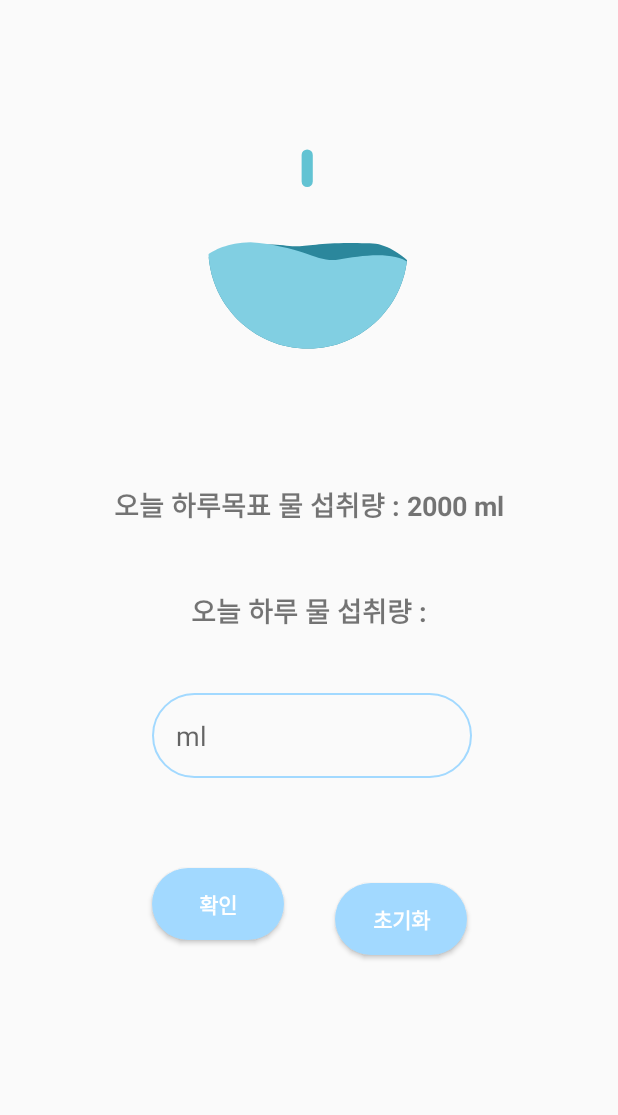
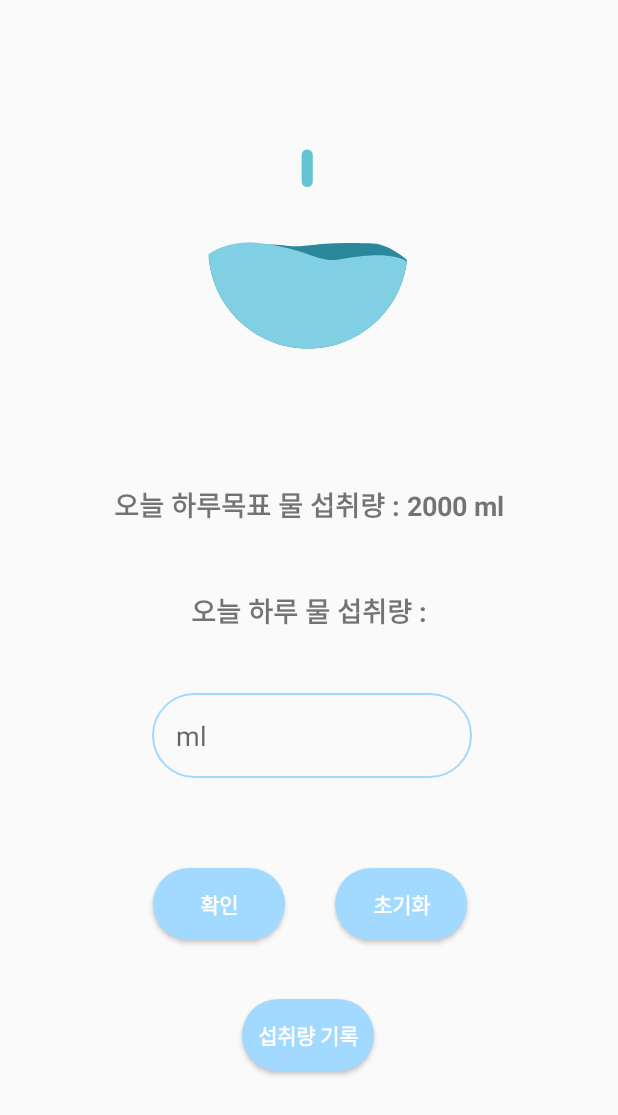
Before and after one commit to Agatho22/health, an Android app: the WaterActivity screen opened directly, with no data from a screen before it, on a phone screen of 412 x 824 dp. Shown: the top 1115 px of the screen. Run offline under Robolectric (Android 15) with nearby library versions, the phone set to English and light mode, and no system bars.

```diff
--- a/app/build.gradle
+++ b/app/build.gradle
@@ -26,6 +26,9 @@ android {
         sourceCompatibility JavaVersion.VERSION_1_8
         targetCompatibility JavaVersion.VERSION_1_8
     }
+    repositories {
+        maven { url 'https://jitpack.io' }
+    }
 }
 
 dependencies {
@@ -39,4 +42,5 @@ dependencies {
     testImplementation 'junit:junit:4.+'
     androidTestImplementation 'androidx.test.ext:junit:1.1.2'
     androidTestImplementation 'androidx.test.espresso:espresso-core:3.3.0'
+    implementation 'com.github.PhilJay:MPAndroidChart:v3.1.0'
 }
--- a/app/src/main/java/com/aman/health/WaterActivity.java
+++ b/app/src/main/java/com/aman/health/WaterActivity.java
@@ -2,6 +2,7 @@ package com.aman.health;
 
 import androidx.appcompat.app.AppCompatActivity;
 
+import android.content.Intent;
 import android.os.Bundle;
 import android.view.View;
 import android.widget.Button;
@@ -12,7 +13,7 @@ public class WaterActivity extends AppCompatActivity {
     private int water,i_water;
     private String s_water;
     private EditText et_water;
-    private Button btn_select, btn_clear;
+    private Button btn_select, btn_clear ,btn_wa_memo;
     private TextView wa_info;
     private TextView wa_info22;
 
@@ -24,7 +25,7 @@ public class WaterActivity extends AppCompatActivity {
         btn_select = findViewById(R.id.btn_select);
         btn_clear = findViewById(R.id.btn_clear);
         et_water =(EditText)findViewById(R.id.et_water);
-
+        btn_wa_memo = findViewById(R.id.btn_wa_memo);
         btn_select.setOnClickListener(new View.OnClickListener() {
             public void onClick(View view) {
                 int i_water = Integer.parseInt(et_water.getText().toString());
@@ -55,5 +56,12 @@ public class WaterActivity extends AppCompatActivity {
                 water = i_water;
             }
         });
+        btn_wa_memo.setOnClickListener(new View.OnClickListener() { //water 버튼 클릭시 water 액티비티로 이동
+            @Override
+            public void onClick(View view) {
+                Intent intent = new Intent(com.aman.health.WaterActivity.this, wa_memoActivity.class);
+                startActivity(intent);
+            }
+        });
     }
 }
--- a/app/src/main/res/layout/activity_water.xml
+++ b/app/src/main/res/layout/activity_water.xml
@@ -5,6 +5,20 @@
     android:layout_width="match_parent"
     android:layout_height="match_parent"
     tools:context=".WaterActivity">
+
+    <Button
+        android:id="@+id/btn_wa_memo"
+        style="@style/LoginButton"
+        android:layout_width="wrap_content"
+        android:layout_height="wrap_content"
+        android:background="@drawable/round_bg"
+        android:text="섭취량 기록"
+        app:layout_constraintBottom_toBottomOf="parent"
+        app:layout_constraintEnd_toEndOf="@+id/btn_clear"
+        app:layout_constraintHorizontal_bias="0.491"
+        app:layout_constraintStart_toStartOf="@+id/btn_select"
+        app:layout_constraintTop_toBottomOf="@+id/lottieAnimationView"
+        app:layout_constraintVertical_bias="0.783" />
 
     <TextView
         android:id="@+id/wa_info2"
@@ -62,8 +76,8 @@
         android:background="@drawable/round_bg"
         android:text="확인"
         app:layout_constraintBottom_toBottomOf="parent"
-        app:layout_constraintEnd_toEndOf="parent"
-        app:layout_constraintHorizontal_bias="0.312"
+        app:layout_constraintEnd_toStartOf="@+id/btn_clear"
+        app:layout_constraintHorizontal_bias="0.753"
         app:layout_constraintStart_toStartOf="parent"
         app:layout_constraintTop_toBottomOf="@+id/lottieAnimationView"
         app:layout_constraintVertical_bias="0.612" />
@@ -79,8 +93,8 @@
         app:layout_constraintEnd_toEndOf="parent"
         app:layout_constraintHorizontal_bias="0.69"
         app:layout_constraintStart_toStartOf="parent"
-        app:layout_constraintTop_toBottomOf="@+id/et_water"
-        app:layout_constraintVertical_bias="0.271" />
+        app:layout_constraintTop_toBottomOf="@+id/lottieAnimationView"
+        app:layout_constraintVertical_bias="0.612" />
 
     <com.airbnb.lottie.LottieAnimationView
         android:id="@+id/lottieAnimationView"
```
Also changed, not shown: app/src/main/AndroidManifest.xml (+4 -3 lines), app/src/main/java/com/aman/health/StepActivity.java (+9 -21 lines), app/src/main/java/com/aman/health/wa_memoActivity.java (added, +44 -0 lines), app/src/main/res/layout/activity_wa_memo.xml (added, +55 -0 lines).
